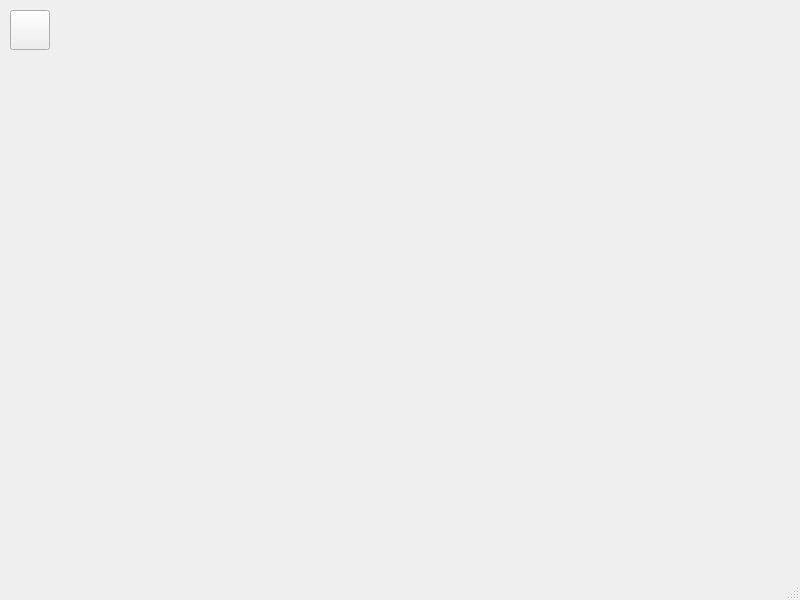
First picture: the form in mainwindow.ui, repository silverfoxpt/cryptoGUI, before the edit.
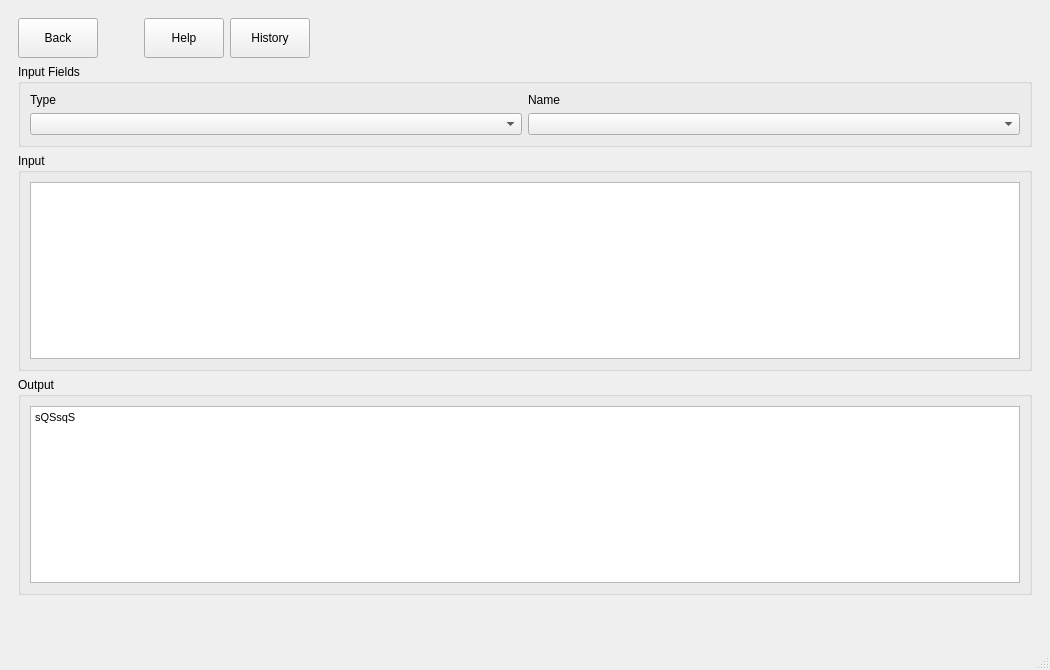
Second picture: the form after the edit. Icons and pictures are not drawn.

```diff
--- a/mainwindow.ui
+++ b/mainwindow.ui
@@ -6,23 +6,17 @@
    <rect>
     <x>0</x>
     <y>0</y>
-    <width>800</width>
-    <height>600</height>
+    <width>1050</width>
+    <height>670</height>
    </rect>
   </property>
   <property name="windowTitle">
    <string>MainWindow</string>
   </property>
   <widget class="QWidget" name="centralwidget">
+   <layout class="QVBoxLayout" name="verticalLayout_4">
+    <item>
    <widget class="QStackedWidget" name="stackedWidget">
-    <property name="geometry">
-     <rect>
-      <x>0</x>
-      <y>0</y>
-      <width>801</width>
-      <height>561</height>
-     </rect>
-    </property>
     <property name="currentIndex">
      <number>1</number>
     </property>
@@ -283,18 +277,29 @@
       </item>
      </layout>
     </widget>
-    <widget class="QWidget" name="StartMenu">
+      <widget class="QWidget" name="startMenu">
+       <layout class="QVBoxLayout" name="verticalLayout_2">
+        <item>
+         <layout class="QHBoxLayout" name="horizontalLayout_5">
+          <property name="bottomMargin">
+           <number>0</number>
+          </property>
+          <item>
      <widget class="QPushButton" name="BackStartButton">
-      <property name="geometry">
-       <rect>
-        <x>10</x>
-        <y>10</y>
+            <property name="sizePolicy">
+             <sizepolicy hsizetype="Minimum" vsizetype="Minimum">
+              <horstretch>0</horstretch>
+              <verstretch>0</verstretch>
+             </sizepolicy>
+            </property>
+            <property name="minimumSize">
+             <size>
         <width>40</width>
         <height>40</height>
-       </rect>
+             </size>
       </property>
       <property name="text">
-       <string/>
+             <string>Back</string>
       </property>
       <property name="icon">
        <iconset>
@@ -303,13 +308,169 @@
       </property>
       <property name="iconSize">
        <size>
+              <width>0</width>
+              <height>0</height>
+             </size>
+            </property>
+           </widget>
+          </item>
+          <item>
+           <spacer name="horizontalSpacer_8">
+            <property name="orientation">
+             <enum>Qt::Horizontal</enum>
+            </property>
+            <property name="sizeType">
+             <enum>QSizePolicy::Minimum</enum>
+            </property>
+            <property name="sizeHint" stdset="0">
+             <size>
         <width>40</width>
-        <height>40</height>
-       </size>
-      </property>
-     </widget>
-    </widget>
-   </widget>
+              <height>20</height>
+             </size>
+            </property>
+           </spacer>
+          </item>
+          <item>
+           <widget class="QPushButton" name="HelpButton">
+            <property name="sizePolicy">
+             <sizepolicy hsizetype="Minimum" vsizetype="Minimum">
+              <horstretch>0</horstretch>
+              <verstretch>0</verstretch>
+             </sizepolicy>
+            </property>
+            <property name="text">
+             <string>Help</string>
+            </property>
+           </widget>
+          </item>
+          <item>
+           <widget class="QPushButton" name="pushButton">
+            <property name="sizePolicy">
+             <sizepolicy hsizetype="Minimum" vsizetype="Minimum">
+              <horstretch>0</horstretch>
+              <verstretch>0</verstretch>
+             </sizepolicy>
+            </property>
+            <property name="text">
+             <string>History</string>
+            </property>
+           </widget>
+          </item>
+          <item>
+           <spacer name="horizontalSpacer_7">
+            <property name="orientation">
+             <enum>Qt::Horizontal</enum>
+            </property>
+            <property name="sizeHint" stdset="0">
+             <size>
+              <width>40</width>
+              <height>20</height>
+             </size>
+            </property>
+           </spacer>
+          </item>
+         </layout>
+        </item>
+        <item>
+         <widget class="QGroupBox" name="groupBox">
+          <property name="title">
+           <string>Input Fields</string>
+          </property>
+          <layout class="QVBoxLayout" name="verticalLayout_9">
+           <property name="topMargin">
+            <number>9</number>
+           </property>
+           <item>
+            <layout class="QHBoxLayout" name="horizontalLayout_4">
+             <property name="topMargin">
+              <number>0</number>
+             </property>
+             <item>
+              <layout class="QVBoxLayout" name="verticalLayout_3">
+               <item>
+                <widget class="QLabel" name="label">
+                 <property name="text">
+                  <string>Type</string>
+                 </property>
+                </widget>
+               </item>
+               <item>
+                <widget class="QComboBox" name="typeComboBox"/>
+               </item>
+              </layout>
+             </item>
+             <item>
+              <layout class="QVBoxLayout" name="verticalLayout_5">
+               <item>
+                <widget class="QLabel" name="label_3">
+                 <property name="text">
+                  <string>Name</string>
+                 </property>
+                </widget>
+               </item>
+               <item>
+                <widget class="QComboBox" name="nameComboBox"/>
+               </item>
+              </layout>
+             </item>
+            </layout>
+           </item>
+          </layout>
+         </widget>
+        </item>
+        <item>
+         <widget class="QGroupBox" name="groupBox_2">
+          <property name="title">
+           <string>Input</string>
+          </property>
+          <layout class="QVBoxLayout" name="verticalLayout_6">
+           <item>
+            <widget class="QTextEdit" name="inputBox"/>
+           </item>
+          </layout>
+         </widget>
+        </item>
+        <item>
+         <widget class="QGroupBox" name="groupBox_3">
+          <property name="title">
+           <string>Output</string>
+          </property>
+          <layout class="QVBoxLayout" name="verticalLayout_7">
+           <item>
+            <widget class="QTextBrowser" name="outputBox">
+             <property name="html">
+              <string>&lt;!DOCTYPE HTML PUBLIC &quot;-//W3C//DTD HTML 4.0//EN&quot; &quot;http://www.w3.org/TR/REC-html40/strict.dtd&quot;&gt;
+&lt;html&gt;&lt;head&gt;&lt;meta name=&quot;qrichtext&quot; content=&quot;1&quot; /&gt;&lt;style type=&quot;text/css&quot;&gt;
+p, li { white-space: pre-wrap; }
+&lt;/style&gt;&lt;/head&gt;&lt;body style=&quot; font-family:'MS Shell Dlg 2'; font-size:8.25pt; font-weight:400; font-style:normal;&quot;&gt;
+&lt;p style=&quot; margin-top:0px; margin-bottom:0px; margin-left:0px; margin-right:0px; -qt-block-indent:0; text-indent:0px;&quot;&gt;sQSsqS&lt;/p&gt;&lt;/body&gt;&lt;/html&gt;</string>
+             </property>
+            </widget>
+           </item>
+          </layout>
+         </widget>
+        </item>
+        <item>
+         <spacer name="verticalSpacer_3">
+          <property name="orientation">
+           <enum>Qt::Vertical</enum>
+          </property>
+          <property name="sizeType">
+           <enum>QSizePolicy::Expanding</enum>
+          </property>
+          <property name="sizeHint" stdset="0">
+           <size>
+            <width>20</width>
+            <height>50</height>
+           </size>
+          </property>
+         </spacer>
+        </item>
+       </layout>
+      </widget>
+     </widget>
+    </item>
+   </layout>
   </widget>
   <widget class="QMenuBar" name="menubar">
    <property name="geometry">
```
Left out of the diff: 58 changed lines with no effect on the pictures. Lines whose indentation alone changed are shown as unchanged.
